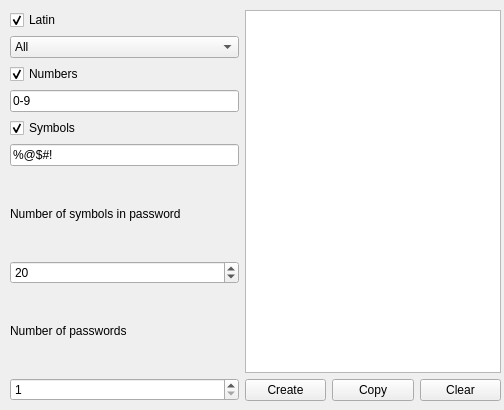
Old version of the form widget.ui in the repository WhiteFunk/Password_Manager.
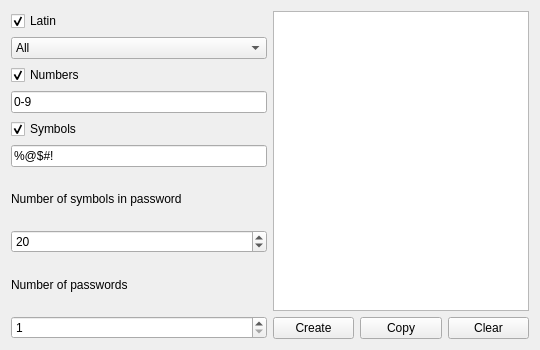
New version of the form. Icons and pictures are not drawn.

What changed in the file:
```diff
--- a/widget.ui
+++ b/widget.ui
@@ -6,8 +6,8 @@
    <rect>
     <x>0</x>
     <y>0</y>
-    <width>504</width>
-    <height>410</height>
+    <width>540</width>
+    <height>350</height>
    </rect>
   </property>
   <property name="windowTitle">
@@ -20,15 +20,8 @@
   <property name="styleSheet">
    <string notr="true">font: 11pt &quot;Tw Cen MT Condensed Extra Bold&quot;;</string>
   </property>
-  <widget class="QWidget" name="layoutWidget">
-   <property name="geometry">
-    <rect>
-     <x>10</x>
-     <y>10</y>
-     <width>491</width>
-     <height>391</height>
-    </rect>
-   </property>
+  <layout class="QHBoxLayout" name="horizontalLayout_2">
+   <item>
    <layout class="QHBoxLayout" name="horizontalLayout">
     <item>
      <layout class="QVBoxLayout" name="verticalLayout_7">
@@ -96,6 +89,9 @@
        <layout class="QVBoxLayout" name="verticalLayout_3">
         <item>
          <widget class="QCheckBox" name="symbolCheck">
+           <property name="styleSheet">
+            <string notr="true"/>
+           </property>
           <property name="text">
            <string>Symbols</string>
           </property>
@@ -189,7 +185,14 @@
        </widget>
       </item>
       <item row="0" column="0" colspan="3">
-       <widget class="QPlainTextEdit" name="plainTextEdit"/>
+        <widget class="QPlainTextEdit" name="plainTextEdit">
+         <property name="styleSheet">
+          <string notr="true"/>
+         </property>
+         <property name="plainText">
+          <string/>
+         </property>
+        </widget>
       </item>
       <item row="1" column="1">
        <widget class="QPushButton" name="pushButton_3">
@@ -201,7 +204,8 @@
      </layout>
     </item>
    </layout>
-  </widget>
+   </item>
+  </layout>
  </widget>
  <resources/>
  <connections/>
```
Left out of the diff: 12 changed lines with no effect on the pictures. Lines whose indentation alone changed are shown as unchanged.
